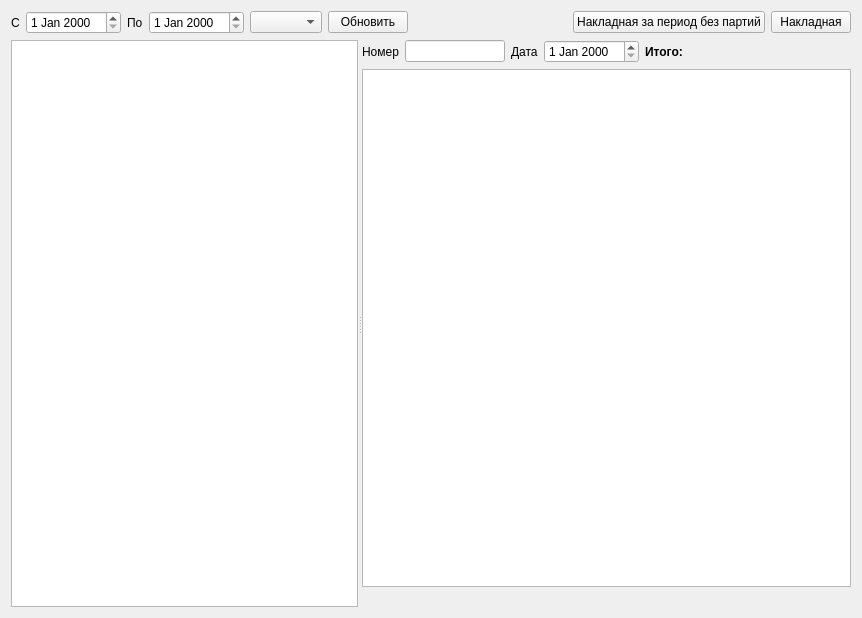
Above: formpack.ui from Sergeyego/el_pr before the change. Below: the same form after it.
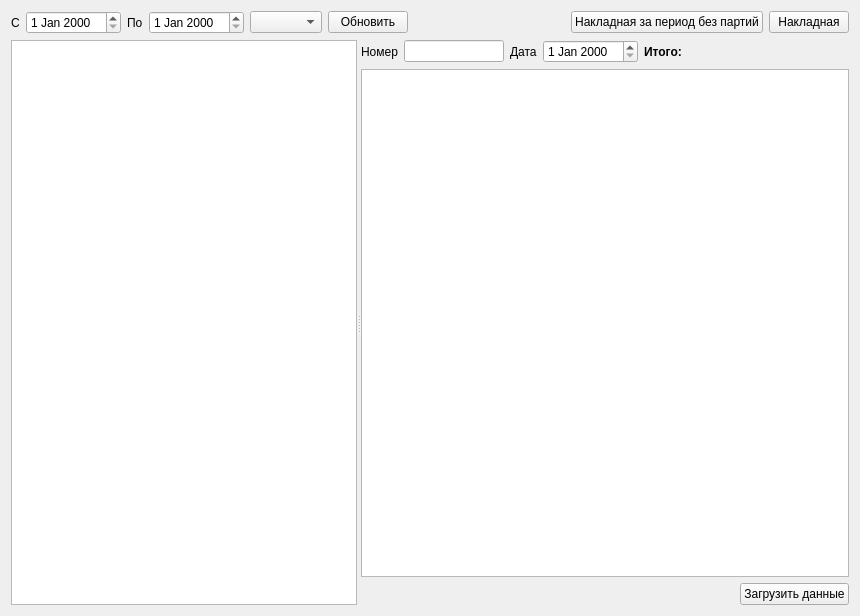
That is the form after the change. Custom widgets are drawn as their Qt base class.

What changed in the file:
```diff
--- a/formpack.ui
+++ b/formpack.ui
@@ -6,8 +6,8 @@
    <rect>
     <x>0</x>
     <y>0</y>
-    <width>862</width>
-    <height>618</height>
+    <width>860</width>
+    <height>616</height>
    </rect>
   </property>
   <property name="windowTitle">
@@ -87,7 +87,7 @@
       <enum>Qt::Horizontal</enum>
      </property>
      <widget class="DbViewer" name="tableViewNakl"/>
-     <widget class="QWidget" name="">
+     <widget class="QWidget" name="layoutWidget">
       <layout class="QVBoxLayout" name="verticalLayout_2">
        <item>
         <layout class="QHBoxLayout" name="horizontalLayout_2">
@@ -164,6 +164,13 @@
            </property>
           </spacer>
          </item>
+         <item>
+          <widget class="QPushButton" name="pushButtonLoad">
+           <property name="text">
+            <string>Загрузить данные</string>
+           </property>
+          </widget>
+         </item>
         </layout>
        </item>
       </layout>
```
